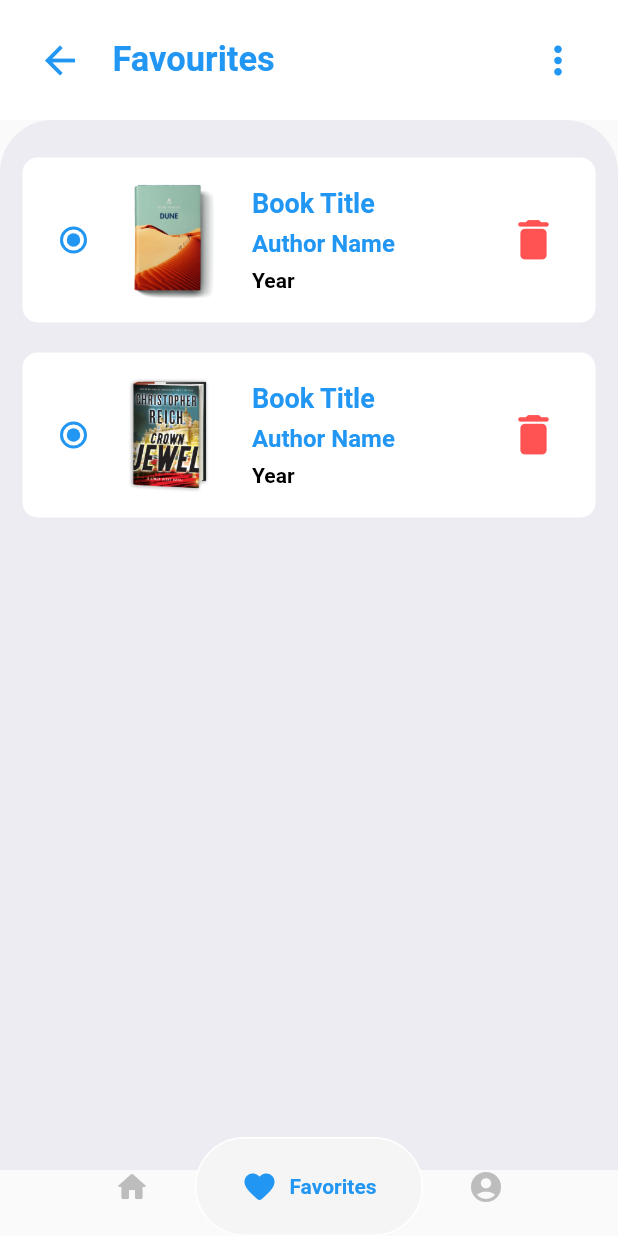
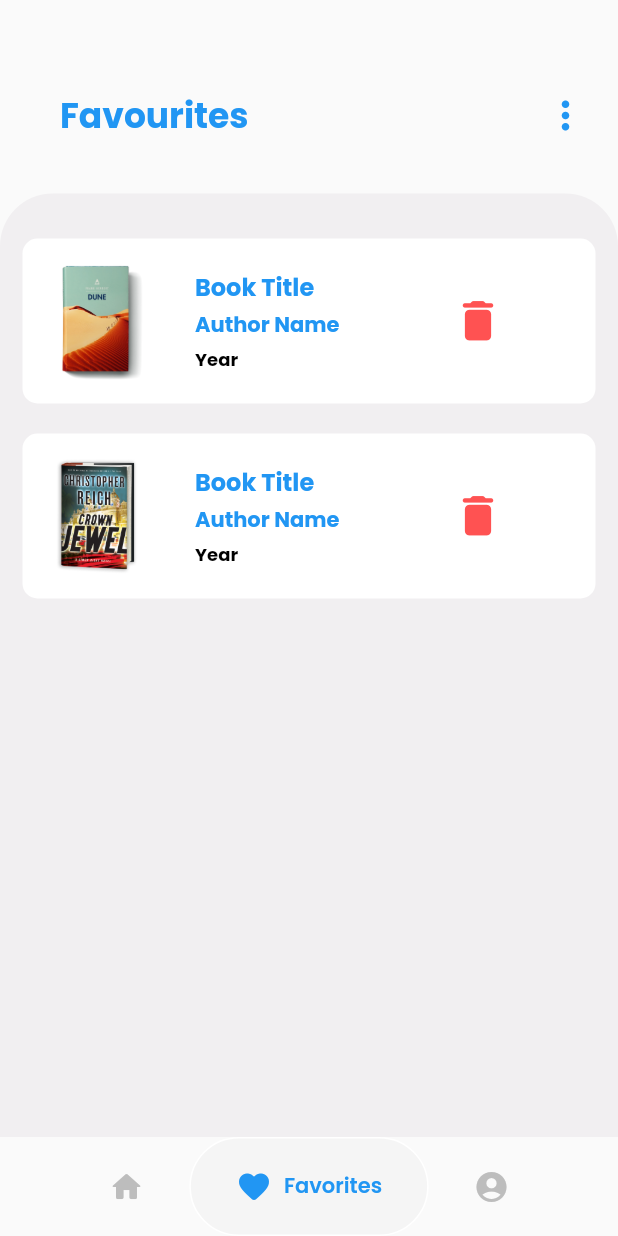
Before and after one commit to WallE1602/books_app, a Flutter app: the HomePage screen opened directly, item 2 of the bottom bar chosen, on a phone screen of 412 x 824 dp. Run offline on Flutter 3.47's test engine with Material 2 defaults, Android fonts, the phone set to English and light mode, and no system bars; drawn by our look-alikes of google_nav_bar; our stand-ins replace badges, firebase_auth, firebase_core, flutter_svg, font_awesome_flutter, google_fonts and 1 more; accounts and stored records are empty; network calls fail.

Commit message:
Changed add to fav page

```diff
--- a/lib/models/favitems_samples.dart
+++ b/lib/models/favitems_samples.dart
@@ -18,16 +18,16 @@ class FavItemSamples extends StatelessWidget {
             ),
             child: Row(
               children: [
-                Radio(
-                  value: '',
-                  groupValue: '',
-                  activeColor: Colors.blue,
-                  onChanged: (index) {},
-                ),
+                // Radio(
+                //   value: '',
+                //   groupValue: '',
+                //   activeColor: Colors.blue,
+                //   onChanged: (index) {},
+                // ),
                 Container(
                   height: 80,
                   width: 80,
-                  margin: const EdgeInsets.only(right: 15),
+                  margin: const EdgeInsets.only(right: 25),
                   child: Image.asset('lib/images/$i.png'),
                 ),
                 const Padding(
@@ -39,7 +39,7 @@ class FavItemSamples extends StatelessWidget {
                       Text(
                         'Book Title',
                         style: TextStyle(
-                          fontSize: 18,
+                          fontSize: 16,
                           fontWeight: FontWeight.bold,
                           color: Colors.blue,
                         ),
@@ -47,7 +47,7 @@ class FavItemSamples extends StatelessWidget {
                       Text(
                         'Author Name',
                         style: TextStyle(
-                          fontSize: 16,
+                          fontSize: 14,
                           fontWeight: FontWeight.bold,
                           color: Colors.blue,
                         ),
@@ -55,7 +55,7 @@ class FavItemSamples extends StatelessWidget {
                       Text(
                         'Year',
                         style: TextStyle(
-                          fontSize: 14,
+                          fontSize: 12,
                           fontWeight: FontWeight.bold,
                           color: Colors.black,
                         ),
@@ -66,7 +66,7 @@ class FavItemSamples extends StatelessWidget {
                 // Spacer(),
 
                 Padding(
-                  padding: EdgeInsets.symmetric(vertical: 10),
+                  padding: EdgeInsets.symmetric(vertical: 25),
                   child: Column(
                     crossAxisAlignment: CrossAxisAlignment.end,
                     mainAxisAlignment: MainAxisAlignment.center,
--- a/lib/pages/fav_Books_Page.dart
+++ b/lib/pages/fav_Books_Page.dart
@@ -1,4 +1,6 @@
 // ignore: file_names
+import 'package:books_app/components/search_box.dart';
+import 'package:books_app/constants.dart';
 import 'package:books_app/models/favitems_samples.dart';
 import 'package:books_app/widgets/fav_nav_bar.dart';
 import 'package:books_app/widgets/home_App_Bar.dart';
@@ -10,13 +12,34 @@ class FavBooksPage extends StatelessWidget {
   @override
   Widget build(BuildContext context) {
     return Column(
-      children: [
-        FavNavbar(),
+      children: <Widget>[
+        Padding(
+          padding: const EdgeInsets.only(top: 20.0),
+          child: FavNavbar(),
+          // child: SearchBox(onChanged: (value) {}),
+        ),
+        Padding(padding: EdgeInsets.only(top: 15)),
+        // FavNavbar(),
+
+        Expanded(
+          child: Stack(
+            children: <Widget>[
+              //background
               Container(
-          height: 700,
-          padding: const EdgeInsets.only(top: 15),
-          decoration: const BoxDecoration(
-              color: Color(0xFFEDECF2),
+                margin: EdgeInsets.only(top: 30),
+                decoration: BoxDecoration(
+                  color: kBackgroundColor,
+                  borderRadius: BorderRadius.only(
+                    topLeft: Radius.circular(40),
+                    topRight: Radius.circular(40),
+                  ),
+                ),
+              ),
+              Container(
+                height: 665,
+                padding: const EdgeInsets.only(top: 20),
+                decoration: BoxDecoration(
+                    color: kBackgroundColor,
                     borderRadius: BorderRadius.only(
                       topLeft: Radius.circular(35),
                       topRight: Radius.circular(35),
@@ -28,6 +51,9 @@ class FavBooksPage extends StatelessWidget {
                 ),
               ),
             ],
+          ),
+        ),
+      ],
     );
   }
 }
--- a/lib/pages/login.dart
+++ b/lib/pages/login.dart
@@ -57,7 +57,7 @@ class _LoginPageState extends State<LoginPage> {
                           child: Column(
                             children: [
                               reusableTextField(
-                                  "Enter Email Id",
+                                  "Enter Email ID",
                                   Icons.mail_outline_rounded,
                                   false,
                                   _emailTextController),
--- a/lib/pages/reg_page.dart
+++ b/lib/pages/reg_page.dart
@@ -25,7 +25,6 @@ class _RegistrationPageState extends State<RegistrationPage> {
   TextEditingController _passwordTextController = TextEditingController();
   TextEditingController _emailTextController = TextEditingController();
   TextEditingController _userNameTextController = TextEditingController();
-  // TextEditingController _professionTextController = TextEditingController();
 
   @override
   Widget build(BuildContext context) {
--- a/lib/screens/details/components/body.dart
+++ b/lib/screens/details/components/body.dart
@@ -2,7 +2,7 @@ import 'package:books_app/constants.dart';
 import 'package:books_app/models/new_books.dart';
 import 'package:flutter/material.dart';
 
-import 'chat_and_add_to_fav.dart';
+import 'add_to_fav.dart';
 import 'product_image.dart';
 
 class Body extends StatelessWidget {
@@ -82,7 +82,7 @@ class Body extends StatelessWidget {
             ],
           ),
         ),
-        ChatAndAddToFav(),
+        AddToFav(),
       ],
       // ),
       // ),
--- a/lib/widgets/fav_nav_bar.dart
+++ b/lib/widgets/fav_nav_bar.dart
@@ -6,22 +6,24 @@ class FavNavbar extends StatelessWidget {
   @override
   Widget build(BuildContext context) {
     return Container(
-      color: Colors.white,
-      padding: const EdgeInsets.all(25),
+      // color: Colors.white,
+      padding: const EdgeInsets.all(20),
       child: Row(
         children: [
-          InkWell(
-            onTap: () {
-              // Navigator.pop(context);
-            },
-            child: const Icon(
-              Icons.arrow_back,
-              size: 30,
-              color: Colors.blue,
-            ),
-          ),
+          // InkWell(
+          //   onTap: () {
+          //     // Navigator.pop(context);
+          //   },
+          //   child: const Icon(
+          //     Icons.arrow_back,
+          //     size: 30,
+          //     color: Colors.white,
+          //   ),
+          // ),
           const Padding(
             padding: EdgeInsets.only(left: 20),
+            child: Padding(
+              padding: EdgeInsets.only(top: 20.0),
               child: Text(
                 'Favourites',
                 style: TextStyle(
@@ -31,11 +33,15 @@ class FavNavbar extends StatelessWidget {
                 ),
               ),
             ),
+          ),
           const Spacer(),
-          const Icon(
+          Padding(
+            padding: const EdgeInsets.only(top: 20.0),
+            child: const Icon(
               Icons.more_vert,
               size: 30,
               color: Colors.blue,
+            ),
           ),
         ],
       ),
--- a/lib/widgets/reusable_widget.dart
+++ b/lib/widgets/reusable_widget.dart
@@ -49,7 +49,7 @@ Container firebaseUIButton(BuildContext context, String title, Function onTap) {
             if (states.contains(MaterialState.pressed)) {
               return Colors.black26;
             }
-            return Colors.blue;
+            return Colors.indigo;
           }),
           shape: MaterialStateProperty.all<RoundedRectangleBorder>(
               RoundedRectangleBorder(borderRadius: BorderRadius.circular(30)))),
```
Also changed, not shown: lib/main.dart (+17 -11 lines), lib/models/new_books.dart (added, +68 -0 lines), lib/pages/books_Page.dart (deleted, +0 -150 lines), lib/pages/intro.dart (+6 -6 lines), lib/pages/profile_Page.dart (+16 -136 lines), lib/screens/details/components/add_to_fav.dart (added, +59 -0 lines), lib/widgets/book_tile.dart (deleted, +0 -55 lines), lib/images/cover.png (added), lib/images/profile.jpg (deleted), 1 other file. Lines whose indentation alone changed are shown as unchanged.
